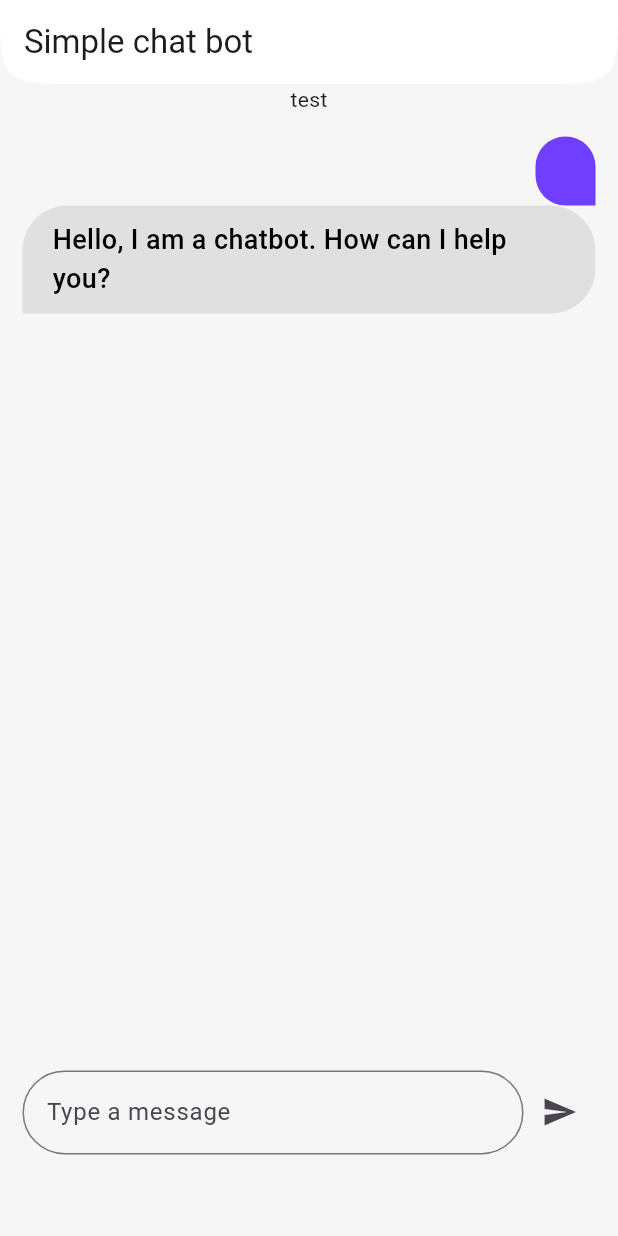
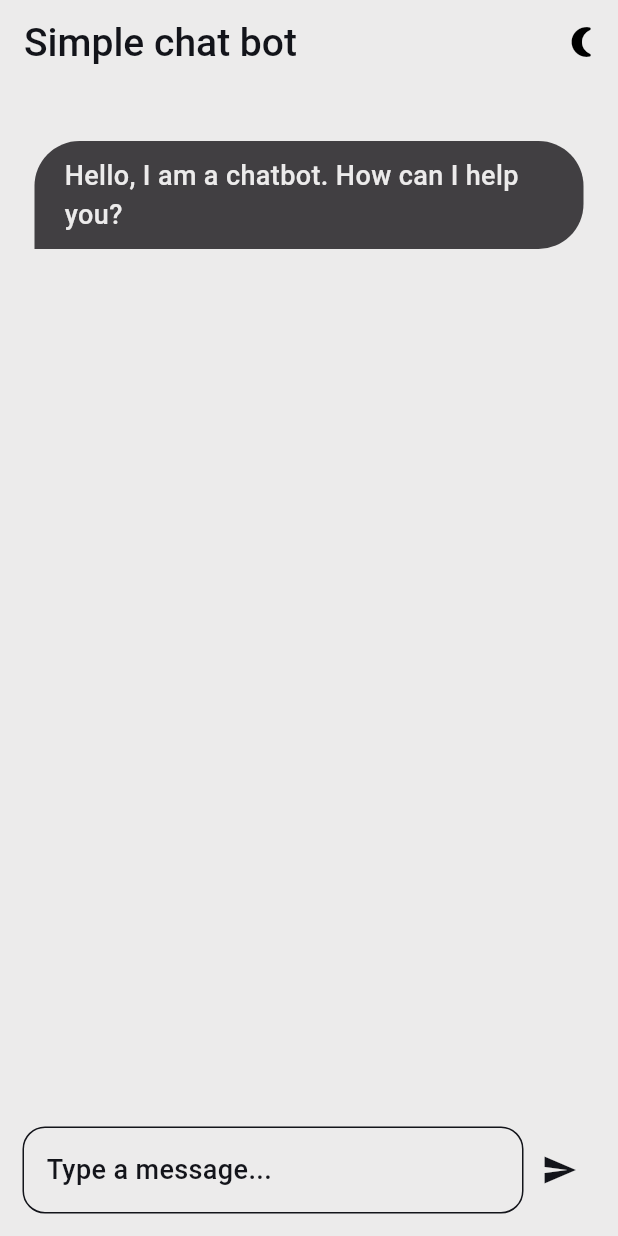
Before and after one commit to jtrznadel/simpleGeminiChatbot, a Flutter app: the screen it shows after launch, after a tap on the "send" icon, on a phone screen of 412 x 824 dp. Run offline on Flutter 3.47's test engine with Material 3 defaults, Android fonts, the phone set to English and light mode, and no system bars; our stand-ins replace google_generative_ai; network calls fail.

Commit message:
implement light/dark mode

```diff
--- a/lib/components/answer_bubble.dart
+++ b/lib/components/answer_bubble.dart
@@ -1,4 +1,5 @@
 import 'package:flutter/material.dart';
+import 'package:simple_chatbot/constants/colors.dart';
 
 class AnswerBubble extends StatelessWidget {
   const AnswerBubble({super.key, required this.message});
@@ -11,7 +12,7 @@ class AnswerBubble extends StatelessWidget {
       padding:
           const EdgeInsetsDirectional.symmetric(vertical: 10, horizontal: 20),
       decoration: BoxDecoration(
-        color: Colors.grey[300],
+        color: AppColors.secondaryColor,
         borderRadius: const BorderRadius.all(
           Radius.circular(30),
         ).copyWith(
@@ -21,8 +22,8 @@ class AnswerBubble extends StatelessWidget {
       child: Text(
         message,
         style: const TextStyle(
+          color: AppColors.lightBgColor,
           fontSize: 18,
-          color: Colors.black,
           fontWeight: FontWeight.w500,
         ),
       ),
--- a/lib/components/dialogue_bubbles.dart
+++ b/lib/components/dialogue_bubbles.dart
@@ -4,21 +4,29 @@ import 'package:simple_chatbot/components/question_bubble.dart';
 
 class DialogueBubbles extends StatelessWidget {
   const DialogueBubbles(
-      {super.key, required this.question, required this.answer});
+      {super.key,
+      required this.question,
+      required this.answer,
+      required this.visibility});
 
   final String question;
   final String answer;
+  final bool visibility;
 
   @override
   Widget build(BuildContext context) {
-    return Column(
+    return Padding(
+      padding: const EdgeInsets.all(8.0),
+      child: Column(
         children: [
           Align(
             alignment: Alignment.centerRight,
             child: QuestionBubble(
               message: question,
+              visibility: visibility,
             ),
           ),
+          const SizedBox(height: 15),
           Align(
             alignment: Alignment.centerLeft,
             child: AnswerBubble(
@@ -26,6 +34,7 @@ class DialogueBubbles extends StatelessWidget {
             ),
           ),
         ],
+      ),
     );
   }
 }
--- a/lib/components/question_bubble.dart
+++ b/lib/components/question_bubble.dart
@@ -2,17 +2,22 @@ import 'package:flutter/material.dart';
 import 'package:simple_chatbot/constants/colors.dart';
 
 class QuestionBubble extends StatelessWidget {
-  const QuestionBubble({super.key, required this.message});
+  const QuestionBubble(
+      {super.key, required this.message, this.visibility = true});
+  final bool visibility;
 
   final String message;
 
   @override
   Widget build(BuildContext context) {
+    if (!visibility) {
+      return const SizedBox();
+    }
     return Container(
       padding:
           const EdgeInsetsDirectional.symmetric(vertical: 10, horizontal: 20),
       decoration: BoxDecoration(
-        color: AppColors.questionBubbleBgColor,
+        color: AppColors.primaryColor,
         borderRadius: const BorderRadius.all(
           Radius.circular(30),
         ).copyWith(
@@ -22,8 +27,8 @@ class QuestionBubble extends StatelessWidget {
       child: Text(
         message,
         style: const TextStyle(
+          color: AppColors.darkBgColor,
           fontSize: 18,
-          color: Colors.white,
           fontWeight: FontWeight.w500,
         ),
       ),
--- a/lib/constants/colors.dart
+++ b/lib/constants/colors.dart
@@ -1,10 +1,14 @@
 import 'dart:ui';
+
+import 'package:flutter/material.dart';
 
 class AppColors {
   const AppColors._();
 
-  static const primaryColor = Color(0xFFFFFFFF);
-  static const bgColor = Color(0xFFF6F6F6);
-  static const questionBubbleBgColor = Color(0xFF703EFF);
-  static const answerBubbleBgColor = Color(0xFFFFFFFF);
+  static const primaryColor = Color(0xFFCCF55B);
+  static const lightBgColor = Color(0xFFECEBEB);
+  static const darkBgColor = Color(0xFF13141A);
+  static const secondaryColor = Color(0xFF413F42);
+  static const lightTextColor = Colors.white;
+  static const darkTextColor = Colors.black;
 }
--- /dev/null
+++ b/lib/constants/theme.dart
@@ -0,0 +1,120 @@
+import 'package:flutter/material.dart';
+import 'package:flutter/rendering.dart';
+import 'package:flutter/widgets.dart';
+import 'package:simple_chatbot/constants/colors.dart';
+
+class AppTheme {
+  static ThemeData darkTheme = ThemeData(
+    primaryColor: AppColors.darkBgColor,
+    scaffoldBackgroundColor: AppColors.darkBgColor,
+    textTheme: const TextTheme(
+      titleLarge: TextStyle(
+        color: Colors.white,
+        fontSize: 26,
+        fontWeight: FontWeight.w500,
+      ),
+      bodyLarge: TextStyle(
+        color: Colors.white,
+        fontSize: 24,
+        fontWeight: FontWeight.w500,
+      ),
+      bodyMedium: TextStyle(
+        color: Colors.white,
+        fontSize: 18,
+        fontWeight: FontWeight.w500,
+      ),
+    ),
+    colorScheme: ColorScheme.fromSwatch().copyWith(secondary: Colors.white),
+    appBarTheme: const AppBarTheme(
+      backgroundColor: Colors.transparent,
+      elevation: 0,
+      titleTextStyle: TextStyle(
+        color: AppColors.lightBgColor,
+        fontSize: 26,
+        fontWeight: FontWeight.w500,
+      ),
+    ),
+    hintColor: AppColors.darkBgColor,
+    iconTheme: const IconThemeData(color: AppColors.lightBgColor),
+    inputDecorationTheme: InputDecorationTheme(
+      border: OutlineInputBorder(
+        borderRadius: BorderRadius.circular(15),
+        borderSide: const BorderSide(
+          color: AppColors.lightBgColor,
+        ),
+      ),
+      enabledBorder: OutlineInputBorder(
+        borderRadius: BorderRadius.circular(15),
+        borderSide: const BorderSide(
+          color: AppColors.lightBgColor,
+        ),
+      ),
+      focusedBorder: OutlineInputBorder(
+        borderRadius: BorderRadius.circular(15),
+        borderSide: const BorderSide(
+          color: AppColors.primaryColor,
+        ),
+      ),
+      hintStyle: const TextStyle(
+        color: AppColors.lightBgColor,
+      ),
+    ),
+  );
+
+  static ThemeData lightTheme = ThemeData(
+    primaryColor: AppColors.lightBgColor,
+    scaffoldBackgroundColor: AppColors.lightBgColor,
+    textTheme: const TextTheme(
+      titleLarge: TextStyle(
+        color: Colors.black,
+        fontSize: 26,
+        fontWeight: FontWeight.w500,
+      ),
+      bodyLarge: TextStyle(
+        color: Colors.black,
+        fontSize: 24,
+        fontWeight: FontWeight.w500,
+      ),
+      bodyMedium: TextStyle(
+        color: AppColors.darkTextColor,
+        fontSize: 18,
+        fontWeight: FontWeight.w500,
+      ),
+    ),
+    colorScheme: ColorScheme.fromSwatch().copyWith(secondary: Colors.black),
+    appBarTheme: const AppBarTheme(
+      backgroundColor: Colors.transparent,
+      elevation: 0,
+      titleTextStyle: TextStyle(
+        color: AppColors.darkBgColor,
+        fontSize: 26,
+        fontWeight: FontWeight.w500,
+      ),
+    ),
+    hintColor: AppColors.lightBgColor,
+    iconTheme: const IconThemeData(color: AppColors.darkBgColor),
+    inputDecorationTheme: InputDecorationTheme(
+      border: OutlineInputBorder(
+        borderRadius: BorderRadius.circular(15),
+        borderSide: const BorderSide(
+          color: AppColors.darkBgColor,
+        ),
+      ),
+      enabledBorder: OutlineInputBorder(
+        borderRadius: BorderRadius.circular(15),
+        borderSide: const BorderSide(
+          color: AppColors.darkBgColor,
+        ),
+      ),
+      focusedBorder: OutlineInputBorder(
+        borderRadius: BorderRadius.circular(15),
+        borderSide: const BorderSide(
+          color: AppColors.darkBgColor,
+        ),
+      ),
+      hintStyle: const TextStyle(
+        color: AppColors.darkBgColor,
+      ),
+    ),
+  );
+}
--- a/lib/main.dart
+++ b/lib/main.dart
@@ -1,9 +1,13 @@
 import 'package:flutter/material.dart';
-import 'package:simple_chatbot/constants/colors.dart';
+import 'package:provider/provider.dart';
+import 'package:simple_chatbot/providers/theme_provider.dart';
 import 'package:simple_chatbot/views/chat_view.dart';
 
 void main() {
-  runApp(const MyApp());
+  runApp(ChangeNotifierProvider(
+    create: (context) => ThemeProvider(),
+    child: const MyApp(),
+  ));
 }
 
 class MyApp extends StatelessWidget {
@@ -11,25 +15,32 @@ class MyApp extends StatelessWidget {
 
   @override
   Widget build(BuildContext context) {
+    final themeProvider = Provider.of<ThemeProvider>(context);
     return MaterialApp(
         title: 'Simple Chatbot',
-        theme: ThemeData(
-          colorScheme: ColorScheme.fromSeed(seedColor: Colors.deepPurple),
-          useMaterial3: true,
-        ),
+        theme: themeProvider.themeData,
         debugShowCheckedModeBanner: false,
         home: Scaffold(
           appBar: AppBar(
-            title: const Text('Simple chat bot'),
-            shape: const ContinuousRectangleBorder(
-              borderRadius: BorderRadius.only(
-                bottomLeft: Radius.circular(100),
-                bottomRight: Radius.circular(100),
+            title: const Text(
+              'Simple chat bot',
+            ),
+            actions: [
+              IconButton(
+                icon: Icon(
+                  themeProvider.isLightTheme
+                      ? Icons.nightlight_round
+                      : Icons.wb_sunny,
+                  color:
+                      themeProvider.isLightTheme ? Colors.black : Colors.white,
+                ),
+                onPressed: () {
+                  themeProvider.toggleTheme();
+                },
               ),
-            ),
-            backgroundColor: AppColors.primaryColor,
+            ],
           ),
-          backgroundColor: AppColors.bgColor,
+          extendBodyBehindAppBar: true,
           body: const ChatView(),
         ));
   }
--- /dev/null
+++ b/lib/providers/theme_provider.dart
@@ -0,0 +1,20 @@
+import 'package:flutter/material.dart';
+import 'package:simple_chatbot/constants/theme.dart';
+
+class ThemeProvider with ChangeNotifier {
+  ThemeData _themeData = AppTheme.lightTheme;
+  bool _isThemeLight = true;
+
+  ThemeData get themeData => _themeData;
+  bool get isLightTheme => _isThemeLight;
+
+  void toggleTheme() {
+    if (_isThemeLight) {
+      _themeData = AppTheme.darkTheme;
+    } else {
+      _themeData = AppTheme.lightTheme;
+    }
+    _isThemeLight = !_isThemeLight;
+    notifyListeners();
+  }
+}
--- a/lib/views/chat_view.dart
+++ b/lib/views/chat_view.dart
@@ -29,10 +29,10 @@ class _ChatViewState extends State<ChatView> {
 
   @override
   Widget build(BuildContext context) {
-    return Column(
+    return SafeArea(
+      child: Column(
         mainAxisAlignment: MainAxisAlignment.center,
         children: [
-        const Text('test'),
           Expanded(
             child: ListView.builder(
               padding: const EdgeInsets.all(15),
@@ -43,6 +43,7 @@ class _ChatViewState extends State<ChatView> {
                     DialogueBubbles(
                       question: dialogues[index].question,
                       answer: dialogues[index].answer,
+                      visibility: dialogues[index].question.isNotEmpty,
                     ),
                   ],
                 );
@@ -50,32 +51,28 @@ class _ChatViewState extends State<ChatView> {
             ),
           ),
           Container(
-          padding: const EdgeInsets.symmetric(
-            horizontal: 15,
-          ),
+            padding: const EdgeInsets.all(15),
             width: context.width,
-          height: context.height * 0.2,
             child: Row(
               children: [
                 Expanded(
                   child: TextField(
                     controller: controller,
-                decoration: InputDecoration(
-                  hintText: "Type a message",
-                  border: OutlineInputBorder(
-                    borderRadius: BorderRadius.circular(30),
+                    decoration: const InputDecoration(
+                      hintText: "Type a message...",
+                    ),
+                    style: Theme.of(context).textTheme.bodyMedium,
                   ),
                 ),
-              )),
                 IconButton(
                     onPressed: () async {
-                    String result = await model.process(controller.text.trim());
+                      String result =
+                          await model.process(controller.text.trim());
                       dialogues.add(DialogueModel(
                         question: controller.text,
                         answer: result,
                       ));
-                    print(dialogues.first.answer);
-                    print(dialogues.first.question);
+                      controller.clear();
                       setState(() {});
                     },
                     icon: const Icon(Icons.send)),
@@ -83,6 +80,7 @@ class _ChatViewState extends State<ChatView> {
             ),
           ),
         ],
+      ),
     );
   }
 }
--- a/pubspec.yaml
+++ b/pubspec.yaml
@@ -36,6 +36,9 @@ dependencies:
   # Use with the CupertinoIcons class for iOS style icons.
   cupertino_icons: ^1.0.6
   google_generative_ai: ^0.4.3
+  shared_preferences: ^2.2.3
+  provider: ^6.1.2
+  flutter_bloc: ^8.1.6
 
 dev_dependencies:
   flutter_test:
```
Also changed, not shown: pubspec.lock, 10 other files. Lines whose indentation alone changed are shown as unchanged.
